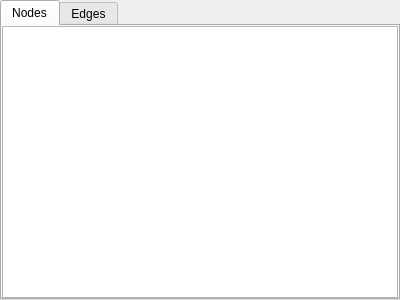
Above: plugins/view/spreadsheet/SpreadViewWidget.ui from jalamao/tulip-1 before the change. Below: the same form after it.
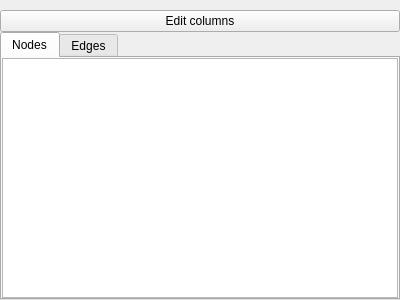
That is the form after the change. Custom widgets are drawn as their Qt base class.

Patch:
```diff
--- a/plugins/view/spreadsheet/SpreadViewWidget.ui
+++ b/plugins/view/spreadsheet/SpreadViewWidget.ui
@@ -17,7 +17,37 @@
    <property name="spacing">
     <number>0</number>
    </property>
-   <property name="margin">
+   <property name="leftMargin">
+    <number>0</number>
+   </property>
+   <property name="topMargin">
+    <number>10</number>
+   </property>
+   <property name="rightMargin">
+    <number>0</number>
+   </property>
+   <property name="bottomMargin">
+    <number>0</number>
+   </property>
+   <item>
+    <layout class="QHBoxLayout" name="horizontalLayout_2"/>
+   </item>
+   <item>
+    <widget class="QPushButton" name="editColumnPushButton">
+     <property name="text">
+      <string>Edit columns</string>
+     </property>
+    </widget>
+   </item>
+   <item>
+    <layout class="QHBoxLayout" name="horizontalLayout">
+     <property name="leftMargin">
+      <number>0</number>
+     </property>
+     <property name="topMargin">
+      <number>0</number>
+     </property>
+     <property name="rightMargin">
     <number>0</number>
    </property>
    <item>
@@ -78,6 +108,8 @@
       </layout>
      </widget>
     </widget>
+     </item>
+    </layout>
    </item>
   </layout>
  </widget>
```
Left out of the diff: 4 changed lines with no effect on the pictures. Lines whose indentation alone changed are shown as unchanged.
